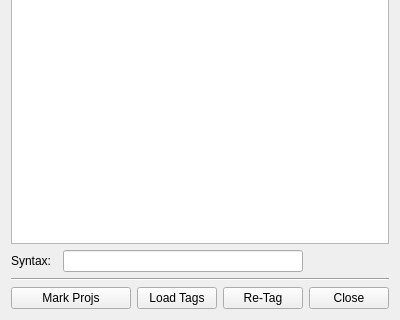
This is harbour/contrib/hbide/resources/funclist.ui in harbour/core as Qt 5 draws it before an edit; both pictures show x 0 to 400 and y 166 to 486 of the 400 by 486 pixel window. The edited form follows.
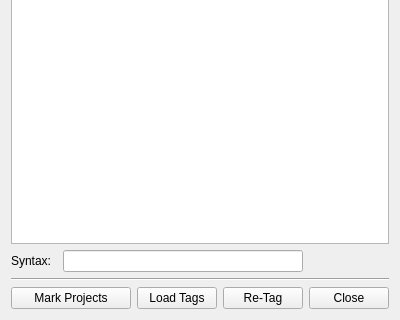
This is the edited form.

Commit message: 2010-03-09 12:18 UTC-0800 Pritpal Bedi (pritpal@vouchcac.com)   * contrib/hbide/resources/funclist.ui   * contrib/hbide/resources/funclist.uic     ! Fixed a bad type.

The edit to the form file:
```diff
--- a/harbour/contrib/hbide/resources/funclist.ui
+++ b/harbour/contrib/hbide/resources/funclist.ui
@@ -69,7 +69,7 @@
    <item row="5" column="0" colspan="2">
     <widget class="QPushButton" name="buttonMark">
      <property name="text">
-      <string>Mark Projs</string>
+      <string>Mark Projects</string>
      </property>
     </widget>
    </item>
```
Left out of the diff: 5 changed lines with no effect on the pictures. The commit also changes 2 other files.
